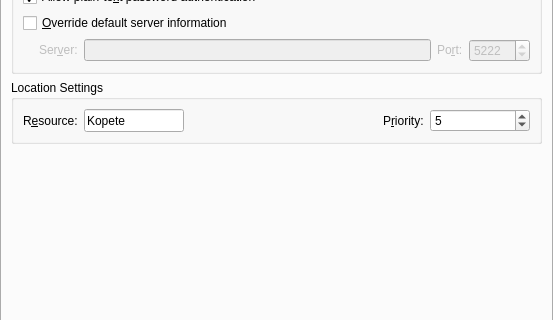
First picture: the form in protocols/jabber/ui/dlgjabbereditaccountwidget.ui, repository KDE/kopete, before the edit; both pictures show x 0 to 553 and y 103 to 423 of the 553 by 581 pixel window.
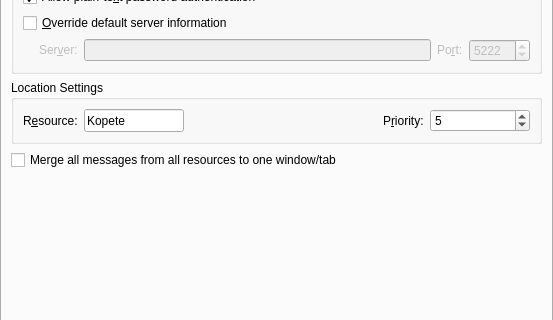
Second picture: the form after the edit. The open tabs and pages were chosen to show the change. Custom widgets are drawn as their Qt base class.

Commit message: Added option to merge all messages from all jabber contact's resources (default enabled)

Patch:
```diff
--- a/protocols/jabber/ui/dlgjabbereditaccountwidget.ui
+++ b/protocols/jabber/ui/dlgjabbereditaccountwidget.ui
@@ -589,6 +589,13 @@
          </layout>
         </widget>
        </item>
+       <item>
+        <widget class="QCheckBox" name="mergeMessages">
+         <property name="text">
+         <string>Merge all messages from all resources to one window/tab</string>
+         </property>
+        </widget>
+       </item>
        <item>
         <spacer>
          <property name="orientation" >
```
The commit also changes 4 other files.
